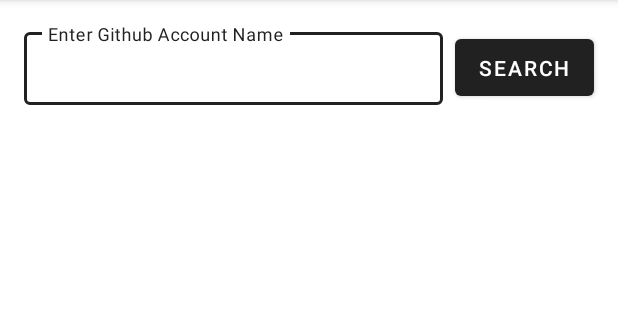
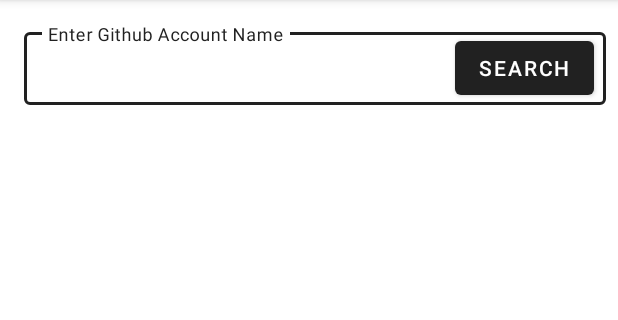
Before and after one commit to fanjavaid/github-explorer-android, an Android app: the screen it shows after launch (MainActivity), on a phone screen of 412 x 824 dp, the part 84-404 px from its top. Run offline under Robolectric (Android 15) with nearby library versions, the phone set to English and light mode, and no system bars.

Commit message:
Implement main search results and endless scroll

```diff
--- a/app/src/main/AndroidManifest.xml
+++ b/app/src/main/AndroidManifest.xml
@@ -1,6 +1,8 @@
 <?xml version="1.0" encoding="utf-8"?>
 <manifest xmlns:android="http://schemas.android.com/apk/res/android"
     package="com.fanjavaid.github_explorer_android">
+
+    <uses-permission android:name="android.permission.INTERNET" />
 
     <application
         android:allowBackup="true"
@@ -9,7 +11,7 @@
         android:roundIcon="@mipmap/ic_launcher_round"
         android:supportsRtl="true"
         android:theme="@style/Theme.Githubexplorerandroid">
-        <activity android:name=".MainActivity">
+        <activity android:name=".views.MainActivity">
             <intent-filter>
                 <action android:name="android.intent.action.MAIN" />
 
--- a/app/src/main/java/com/fanjavaid/github_explorer_android/MainActivity.kt
+++ /dev/null
@@ -1,11 +0,0 @@
-package com.fanjavaid.github_explorer_android
-
-import androidx.appcompat.app.AppCompatActivity
-import android.os.Bundle
-
-class MainActivity : AppCompatActivity() {
-    override fun onCreate(savedInstanceState: Bundle?) {
-        super.onCreate(savedInstanceState)
-        setContentView(R.layout.activity_main)
-    }
-}
--- /dev/null
+++ b/app/src/main/java/com/fanjavaid/github_explorer_android/views/LoadableView.kt
@@ -0,0 +1,15 @@
+package com.fanjavaid.github_explorer_android.views
+
+/**
+ * Created by Fandi Akhmad (fanjavaid) on 20/08/20.
+ */
+interface LoadableView<T> {
+    fun render(data: T)
+    fun showLoading()
+    fun hideLoading()
+    fun onLoadMore()
+}
+
+interface EmptyView {
+    fun showEmpty()
+}
--- /dev/null
+++ b/app/src/main/java/com/fanjavaid/github_explorer_android/views/MainActivity.kt
@@ -0,0 +1,153 @@
+package com.fanjavaid.github_explorer_android.views
+
+import android.os.Bundle
+import android.view.View.GONE
+import android.view.View.VISIBLE
+import android.widget.Toast
+import androidx.appcompat.app.AppCompatActivity
+import androidx.lifecycle.Observer
+import androidx.lifecycle.ViewModelProvider
+import androidx.recyclerview.widget.LinearLayoutManager
+import com.fanjavaid.github_explorer_android.R
+import com.fanjavaid.github_explorer_android.data.model.Account
+import com.fanjavaid.github_explorer_android.data.repository.AccountLocalRepositoryImpl
+import com.fanjavaid.github_explorer_android.data.repository.AccountRepository
+import com.fanjavaid.github_explorer_android.usecases.GetAccountsByNameUseCase
+import com.fanjavaid.github_explorer_android.usecases.GetAccountsByNameUseCaseImpl
+import com.fanjavaid.github_explorer_android.viewmodels.GetAccountViewModel
+import com.fanjavaid.github_explorer_android.viewmodels.GetAccountViewModelFactory
+import com.fanjavaid.github_explorer_android.views.adapter.AccountAdapter
+import kotlinx.android.synthetic.main.activity_main.*
+import kotlin.properties.Delegates.observable
+
+/**
+ * Created by Fandi Akhmad (fanjavaid) on 18/08/20.
+ */
+class MainActivity : AppCompatActivity(), LoadableView<List<Account>>, EmptyView {
+    // Adapter
+    private lateinit var accountAdapter: AccountAdapter
+
+    // ViewModel
+    private lateinit var viewModel: GetAccountViewModel
+    private lateinit var accountRepository: AccountRepository
+    private lateinit var getAccountsByNameUseCase: GetAccountsByNameUseCase
+
+    private var endlessScrollListener = EndlessScrollListener()
+    private var isLoading: Boolean by observable(false) { _, _, newValue ->
+        endlessScrollListener.isLoading = newValue
+    }
+
+    override fun onCreate(savedInstanceState: Bundle?) {
+        super.onCreate(savedInstanceState)
+        setContentView(R.layout.activity_main)
+        initListAdapter()
+        initViewModel()
+        observeAccounts()
+    }
+
+    override fun onSaveInstanceState(outState: Bundle) {
+        super.onSaveInstanceState(outState)
+        outState.putBoolean(STATE_LOADING, isLoading)
+    }
+
+    override fun onRestoreInstanceState(savedInstanceState: Bundle) {
+        super.onRestoreInstanceState(savedInstanceState)
+        if (savedInstanceState.getBoolean(STATE_LOADING)) {
+            showLoading()
+        }
+    }
+
+    override fun onResume() {
+        super.onResume()
+        btnSearch.setOnClickListener {
+            showLoading()
+            accountAdapter.accounts = mutableListOf()
+            viewModel.searchGithubAccount(etSearch.text.toString())
+        }
+    }
+
+    private fun initListAdapter() {
+        accountAdapter = AccountAdapter()
+        rvResults.apply {
+            adapter = accountAdapter
+            layoutManager = LinearLayoutManager(this@MainActivity)
+            addOnScrollListener(endlessScrollListener.apply {
+                action = ::onLoadMore
+            })
+        }
+    }
+
+    private fun initViewModel() {
+        accountRepository = AccountLocalRepositoryImpl()
+        getAccountsByNameUseCase = GetAccountsByNameUseCaseImpl(accountRepository)
+        viewModel = ViewModelProvider(
+            this,
+            GetAccountViewModelFactory(getAccountsByNameUseCase)
+        ).get(GetAccountViewModel::class.java)
+    }
+
+    private fun observeAccounts() {
+        viewModel.accounts.observe(this@MainActivity, Observer {
+            Toast.makeText(
+                this@MainActivity,
+                "Data exists? ${it.isNotEmpty()}",
+                Toast.LENGTH_SHORT
+            ).show()
+            hideLoading()
+            render(it)
+        })
+    }
+
+    override fun render(data: List<Account>) {
+        // data empty when reload
+        if (data.isEmpty() && accountAdapter.accounts.size == 0) {
+            showEmpty()
+            return
+        }
+        showResults(data)
+    }
+
+    override fun showLoading() {
+        pbLoading.visibility = VISIBLE
+        rvResults.visibility = GONE
+        groupEmptyErrorView.visibility = GONE
+        isLoading = true
+    }
+
+    override fun hideLoading() {
+        pbLoading.visibility = GONE
+        isLoading = false
+    }
+
+    override fun showEmpty() {
+        groupEmptyErrorView.visibility = VISIBLE
+    }
+
+    override fun onLoadMore() {
+        isLoading = true
+        accountAdapter.accounts.add(null)
+        rvResults.post {
+            accountAdapter.notifyItemInserted(accountAdapter.accounts.size - 1)
+        }
+        viewModel.searchGithubAccount(etSearch.text.toString())
+    }
+
+    private fun showResults(data: List<Account>) {
+        rvResults.visibility = VISIBLE
+        accountAdapter.run {
+            if (accounts.isNotEmpty()) {
+                accounts.remove(null)
+                notifyItemRemoved(accounts.size)
+            }
+
+            if (data.isNotEmpty()) {
+                accounts.addAll(data)
+                notifyDataSetChanged()
+            }
+        }
+    }
+
+    companion object {
+        const val STATE_LOADING = "is_loading"
+    }
+}
--- /dev/null
+++ b/app/src/main/java/com/fanjavaid/github_explorer_android/views/adapter/AdapterViewType.kt
@@ -0,0 +1,31 @@
+package com.fanjavaid.github_explorer_android.views.adapter
+
+import android.view.LayoutInflater
+import android.view.ViewGroup
+import androidx.recyclerview.widget.RecyclerView
+import com.fanjavaid.github_explorer_android.R
+
+/**
+ * Created by Fandi Akhmad (fanjavaid) on 21/08/20.
+ */
+class AdapterViewType {
+    var type: Int = TYPE_LOADING
+
+    fun getViewHolder(viewGroup: ViewGroup): RecyclerView.ViewHolder {
+        val inflater = LayoutInflater.from(viewGroup.context)
+        return if (type == TYPE_LOADING) {
+            AccountAdapter.ProgressViewHolder(
+                inflater.inflate(R.layout.item_loading, viewGroup, false)
+            )
+        } else {
+            AccountAdapter.ViewHolder(
+                inflater.inflate(R.layout.item_account, viewGroup, false)
+            )
+        }
+    }
+
+    companion object {
+        const val TYPE_LOADING = 0
+        const val TYPE_ITEM = 1
+    }
+}
--- /dev/null
+++ b/app/src/main/res/drawable/ic_twotone_person_24.xml
@@ -0,0 +1,20 @@
+<vector xmlns:android="http://schemas.android.com/apk/res/android"
+    android:width="24dp"
+    android:height="24dp"
+    android:viewportWidth="24"
+    android:viewportHeight="24"
+    android:tint="?attr/colorControlNormal">
+  <path
+      android:fillColor="@android:color/white"
+      android:pathData="M12,16c-2.69,0 -5.77,1.28 -6,2h12c-0.2,-0.71 -3.3,-2 -6,-2z"
+      android:strokeAlpha="0.3"
+      android:fillAlpha="0.3"/>
+  <path
+      android:fillColor="@android:color/white"
+      android:pathData="M12,8m-2,0a2,2 0,1 1,4 0a2,2 0,1 1,-4 0"
+      android:strokeAlpha="0.3"
+      android:fillAlpha="0.3"/>
+  <path
+      android:fillColor="@android:color/white"
+      android:pathData="M12,14c-2.67,0 -8,1.34 -8,4v2h16v-2c0,-2.66 -5.33,-4 -8,-4zM6,18c0.22,-0.72 3.31,-2 6,-2 2.7,0 5.8,1.29 6,2L6,18zM12,12c2.21,0 4,-1.79 4,-4s-1.79,-4 -4,-4 -4,1.79 -4,4 1.79,4 4,4zM12,6c1.1,0 2,0.9 2,2s-0.9,2 -2,2 -2,-0.9 -2,-2 0.9,-2 2,-2z"/>
+</vector>
--- /dev/null
+++ b/app/src/main/res/drawable/shape_circle_gray.xml
@@ -0,0 +1,14 @@
+<?xml version="1.0" encoding="utf-8"?>
+<layer-list xmlns:android="http://schemas.android.com/apk/res/android">
+    <item>
+        <shape android:shape="oval">
+            <solid android:color="#F2F2F2" />
+        </shape>
+    </item>
+    <item
+        android:bottom="8dp"
+        android:drawable="@drawable/ic_twotone_person_24"
+        android:left="8dp"
+        android:right="8dp"
+        android:top="8dp" />
+</layer-list>
--- a/app/src/main/res/layout/activity_main.xml
+++ b/app/src/main/res/layout/activity_main.xml
@@ -1,7 +1,8 @@
 <?xml version="1.0" encoding="utf-8"?>
-<RelativeLayout xmlns:android="http://schemas.android.com/apk/res/android"
+<androidx.constraintlayout.widget.ConstraintLayout xmlns:android="http://schemas.android.com/apk/res/android"
     xmlns:app="http://schemas.android.com/apk/res-auto"
     xmlns:tools="http://schemas.android.com/tools"
+    android:id="@+id/container"
     android:layout_width="match_parent"
     android:layout_height="match_parent"
     tools:context=".views.MainActivity">
@@ -9,23 +10,27 @@
     <androidx.core.widget.ContentLoadingProgressBar
         android:id="@+id/pbLoading"
         style="@style/Widget.AppCompat.ProgressBar.Horizontal"
-        android:layout_width="100dp"
+        android:layout_width="@dimen/size_100dp"
         android:layout_height="wrap_content"
-        android:layout_centerInParent="true"
         android:indeterminate="true"
-        android:visibility="gone" />
+        android:visibility="gone"
+        app:layout_constraintBottom_toBottomOf="parent"
+        app:layout_constraintLeft_toLeftOf="parent"
+        app:layout_constraintRight_toRightOf="parent"
+        app:layout_constraintTop_toTopOf="parent" />
 
     <com.google.android.material.textfield.TextInputLayout
         android:id="@+id/tilSearch"
         style="@style/Widget.MaterialComponents.TextInputLayout.OutlinedBox.Dense"
         android:layout_width="match_parent"
         android:layout_height="wrap_content"
-        android:layout_alignParentStart="true"
-        android:layout_alignParentTop="true"
         android:layout_marginStart="@dimen/size_16dp"
         android:layout_marginTop="@dimen/size_16dp"
-        android:layout_toStartOf="@id/btnSearch"
-        android:hint="@string/text_search_hint">
+        android:layout_marginEnd="@dimen/size_8dp"
+        android:hint="@string/text_search_hint"
+        app:layout_constraintEnd_toStartOf="@id/btnSearch"
+        app:layout_constraintStart_toStartOf="parent"
+        app:layout_constraintTop_toTopOf="parent">
 
         <com.google.android.material.textfield.TextInputEditText
             android:id="@+id/etSearch"
@@ -37,50 +42,67 @@
         android:id="@+id/btnSearch"
         android:layout_width="wrap_content"
         android:layout_height="wrap_content"
-        android:layout_alignTop="@id/tilSearch"
-        android:layout_alignBottom="@id/tilSearch"
-        android:layout_alignParentEnd="true"
         android:layout_marginStart="@dimen/size_8dp"
         android:layout_marginTop="@dimen/size_4dp"
         android:layout_marginEnd="@dimen/size_16dp"
-        android:text="@string/text_search" />
+        android:text="@string/text_search"
+        app:layout_constraintBottom_toBottomOf="@id/tilSearch"
+        app:layout_constraintEnd_toEndOf="parent"
+        app:layout_constraintTop_toTopOf="@id/tilSearch" />
 
     <androidx.recyclerview.widget.RecyclerView
         android:id="@+id/rvResults"
-        android:layout_width="match_parent"
-        android:layout_height="wrap_content"
-        android:layout_below="@id/tilSearch"
-        android:layout_centerHorizontal="true"
-        android:layout_marginStart="@dimen/size_16dp"
+        android:layout_width="0dp"
+        android:layout_height="0dp"
         android:layout_marginTop="@dimen/size_16dp"
-        android:layout_marginEnd="@dimen/size_16dp"
-        tools:layout_height="240dp"
-        tools:listitem="@layout/item_account" />
+        android:overScrollMode="never"
+        android:visibility="gone"
+        app:layout_constraintBottom_toBottomOf="parent"
+        app:layout_constraintLeft_toLeftOf="parent"
+        app:layout_constraintRight_toRightOf="parent"
+        app:layout_constraintTop_toBottomOf="@+id/tilSearch"
+        tools:visibility="visible" />
 
     <com.google.android.material.textview.MaterialTextView
         android:id="@+id/tvEmptyTitle"
         android:layout_width="wrap_content"
         android:layout_height="wrap_content"
-        android:layout_centerInParent="true"
-        android:layout_marginStart="@dimen/size_16dp"
-        android:layout_marginEnd="@dimen/size_16dp"
         android:text="@string/text_no_data_title"
-        android:textAppearance="@style/TextAppearance.MaterialComponents.Headline6"
-        android:visibility="gone" />
+        android:textAppearance="@style/TextAppearance.MaterialComponents.Headline5"
+        app:layout_constraintBottom_toTopOf="@+id/tvEmptyDesc"
+        app:layout_constraintHorizontal_bias="0.5"
+        app:layout_constraintLeft_toLeftOf="parent"
+        app:layout_constraintRight_toRightOf="parent"
+        app:layout_constraintTop_toTopOf="parent"
+        app:layout_constraintVertical_chainStyle="packed" />
 
     <com.google.android.material.textview.MaterialTextView
         android:id="@+id/tvEmptyDesc"
-        android:layout_width="wrap_content"
+        android:layout_width="0dp"
         android:layout_height="wrap_content"
-        android:layout_below="@id/tvEmptyTitle"
-        android:layout_centerInParent="true"
         android:layout_marginStart="@dimen/size_16dp"
-        android:layout_marginTop="@dimen/size_16dp"
+        android:layout_marginTop="@dimen/size_8dp"
         android:layout_marginEnd="@dimen/size_16dp"
         android:lineSpacingMultiplier="1.3"
         android:text="@string/text_no_data_desc"
         android:textAlignment="center"
         android:textAppearance="@style/TextAppearance.MaterialComponents.Body2"
-        android:visibility="gone" />
+        app:layout_constraintBottom_toBottomOf="parent"
+        app:layout_constraintHorizontal_bias="0.5"
+        app:layout_constraintLeft_toLeftOf="parent"
+        app:layout_constraintRight_toRightOf="parent"
+        app:layout_constraintTop_toBottomOf="@+id/tvEmptyTitle" />
 
-</RelativeLayout>
+    <androidx.constraintlayout.widget.Group
+        android:id="@+id/groupEmptyErrorView"
+        android:layout_width="wrap_content"
+        android:layout_height="wrap_content"
+        android:visibility="gone"
+        app:constraint_referenced_ids="tvEmptyDesc,tvEmptyTitle"
+        app:layout_constraintBottom_toBottomOf="parent"
+        app:layout_constraintEnd_toEndOf="parent"
+        app:layout_constraintStart_toStartOf="parent"
+        app:layout_constraintTop_toTopOf="parent"
+        tools:visibility="visible" />
+
+</androidx.constraintlayout.widget.ConstraintLayout>
--- a/app/src/main/res/values/dimens.xml
+++ b/app/src/main/res/values/dimens.xml
@@ -3,4 +3,6 @@
     <dimen name="size_16dp">16dp</dimen>
     <dimen name="size_8dp">8dp</dimen>
     <dimen name="size_4dp">4dp</dimen>
+    <dimen name="size_100dp">100dp</dimen>
+    <dimen name="size_30dp">30dp</dimen>
 </resources>
```
Also changed, not shown: app/src/main/java/com/fanjavaid/github_explorer_android/views/EndlessScrollListener.kt (added, +30 -0 lines), app/src/main/java/com/fanjavaid/github_explorer_android/views/adapter/AccountAdapter.kt (added, +63 -0 lines), app/src/main/res/layout/item_account.xml (+5 -6 lines), app/src/main/res/layout/item_loading.xml (added, +14 -0 lines).
